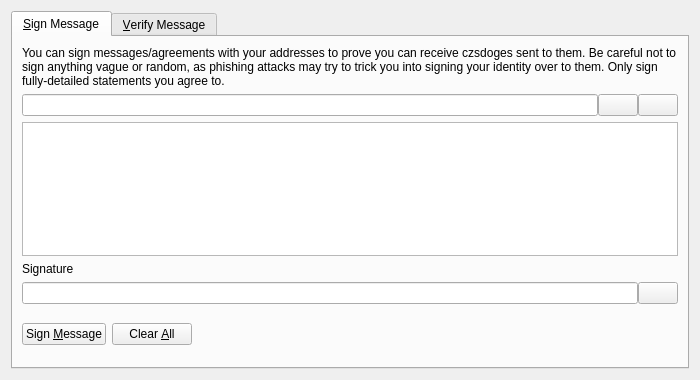
The window that src/qt/forms/signverifymessagedialog.ui (czsdoge/CZSDoge) describes before a commit, drawn with Qt 5.
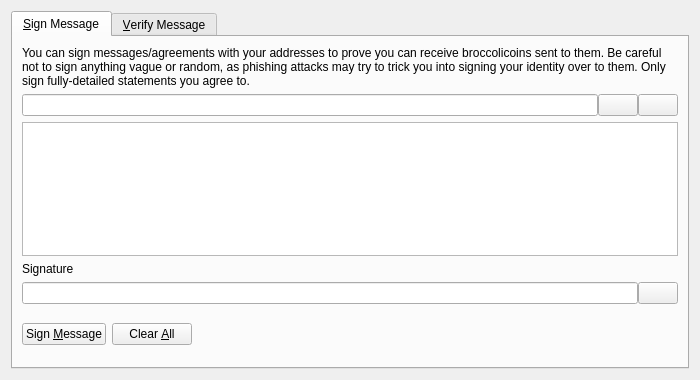
The same window after the commit. Icons and pictures are not drawn. Custom widgets are drawn as their Qt base class.

Diff of the .ui file:
```diff
--- a/src/qt/forms/signverifymessagedialog.ui
+++ b/src/qt/forms/signverifymessagedialog.ui
@@ -30,7 +30,7 @@
        <item>
         <widget class="QLabel" name="infoLabel_SM">
          <property name="text">
-          <string>You can sign messages/agreements with your addresses to prove you can receive czsdoges sent to them. Be careful not to sign anything vague or random, as phishing attacks may try to trick you into signing your identity over to them. Only sign fully-detailed statements you agree to.</string>
+          <string>You can sign messages/agreements with your addresses to prove you can receive broccolicoins sent to them. Be careful not to sign anything vague or random, as phishing attacks may try to trick you into signing your identity over to them. Only sign fully-detailed statements you agree to.</string>
          </property>
          <property name="textFormat">
           <enum>Qt::PlainText</enum>
```
Left out of the diff: 8 changed lines with no effect on the pictures.
